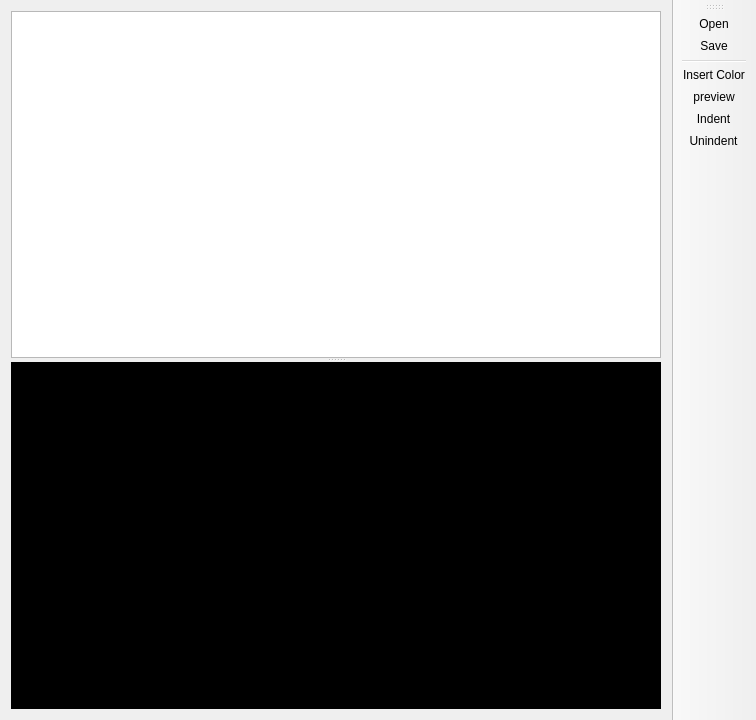
aarelovich/ColoUiDev, file colouidesigner.ui: the form before one commit.
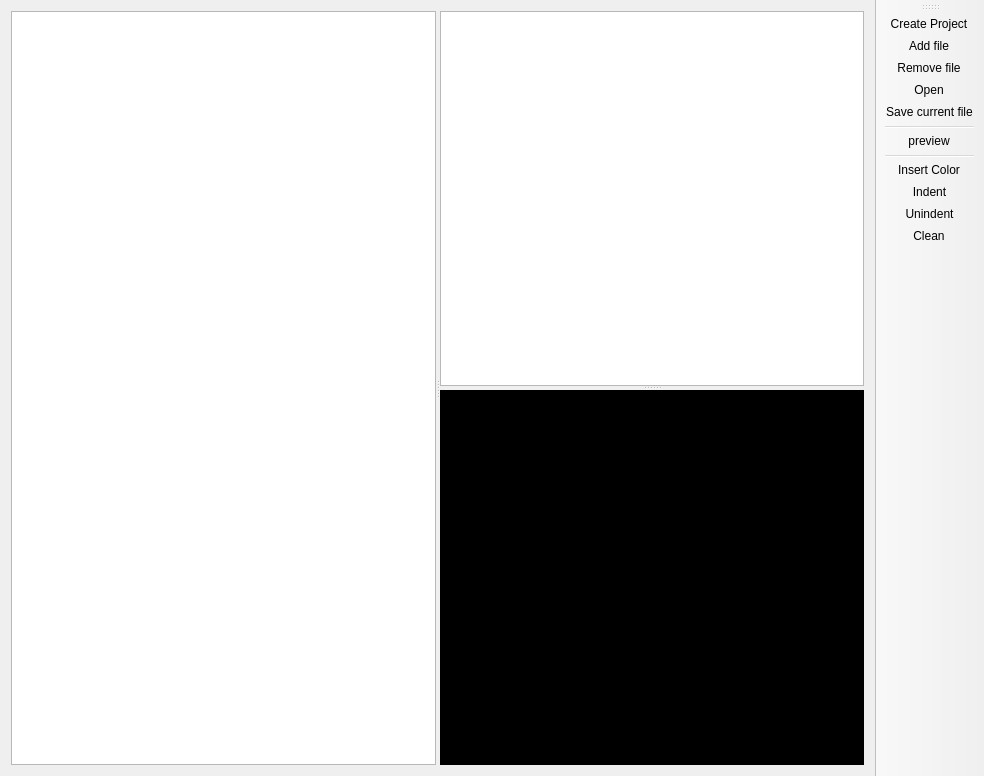
The form after the commit. Icons and pictures are not drawn. Custom widgets are drawn as their Qt base class.

Commit message: Expanding the interface to include very simple project management functions

```diff
--- a/colouidesigner.ui
+++ b/colouidesigner.ui
@@ -6,8 +6,8 @@
    <rect>
     <x>0</x>
     <y>0</y>
-    <width>756</width>
-    <height>720</height>
+    <width>984</width>
+    <height>776</height>
    </rect>
   </property>
   <property name="windowTitle">
@@ -16,6 +16,11 @@
   <widget class="QWidget" name="centralWidget">
    <layout class="QVBoxLayout" name="verticalLayout">
     <item>
+     <widget class="QSplitter" name="splitter_3">
+      <property name="orientation">
+       <enum>Qt::Horizontal</enum>
+      </property>
+      <widget class="QListWidget" name="lwDocuments"/>
      <widget class="QSplitter" name="splitter_2">
       <property name="orientation">
        <enum>Qt::Horizontal</enum>
@@ -447,6 +452,7 @@
        </widget>
       </widget>
      </widget>
+     </widget>
     </item>
    </layout>
   </widget>
@@ -460,13 +466,18 @@
    <attribute name="toolBarBreak">
     <bool>false</bool>
    </attribute>
+   <addaction name="actionCreate_Project"/>
+   <addaction name="actionAdd_file"/>
+   <addaction name="actionRemove_file"/>
    <addaction name="actionOpen"/>
    <addaction name="actionSave"/>
    <addaction name="separator"/>
-   <addaction name="actionInsert_Color"/>
    <addaction name="actionPreview"/>
+   <addaction name="separator"/>
+   <addaction name="actionInsert_Color"/>
    <addaction name="actionIndent"/>
    <addaction name="actionUnindent"/>
+   <addaction name="actionClean"/>
   </widget>
   <action name="actionPreview">
    <property name="icon">
@@ -486,7 +497,7 @@
      <normaloff>:/assets/save.png</normaloff>:/assets/save.png</iconset>
    </property>
    <property name="text">
-    <string>Save</string>
+    <string>Save current file</string>
    </property>
    <property name="shortcut">
     <string>Ctrl+S</string>
@@ -543,6 +554,54 @@
     <string>Ctrl+Shift+I</string>
    </property>
   </action>
+  <action name="actionClean">
+   <property name="icon">
+    <iconset resource="assets.qrc">
+     <normaloff>:/assets/clean.png</normaloff>:/assets/clean.png</iconset>
+   </property>
+   <property name="text">
+    <string>Clean</string>
+   </property>
+   <property name="toolTip">
+    <string>Clean console</string>
+   </property>
+  </action>
+  <action name="actionCreate_Project">
+   <property name="icon">
+    <iconset resource="assets.qrc">
+     <normaloff>:/assets/create_project.png</normaloff>:/assets/create_project.png</iconset>
+   </property>
+   <property name="text">
+    <string>Create Project</string>
+   </property>
+   <property name="toolTip">
+    <string>Creates a project folder</string>
+   </property>
+  </action>
+  <action name="actionAdd_file">
+   <property name="icon">
+    <iconset resource="assets.qrc">
+     <normaloff>:/assets/add_file.png</normaloff>:/assets/add_file.png</iconset>
+   </property>
+   <property name="text">
+    <string>Add file</string>
+   </property>
+   <property name="toolTip">
+    <string>Add file to current project</string>
+   </property>
+  </action>
+  <action name="actionRemove_file">
+   <property name="icon">
+    <iconset resource="assets.qrc">
+     <normaloff>:/assets/remove_file.png</normaloff>:/assets/remove_file.png</iconset>
+   </property>
+   <property name="text">
+    <string>Remove file</string>
+   </property>
+   <property name="toolTip">
+    <string>Removes current file from project</string>
+   </property>
+  </action>
  </widget>
  <layoutdefault spacing="6" margin="11"/>
  <customwidgets>
```
Left out of the diff: 2 changed lines with no effect on the pictures. Lines whose indentation alone changed are shown as unchanged. The commit also changes 12 other files.
